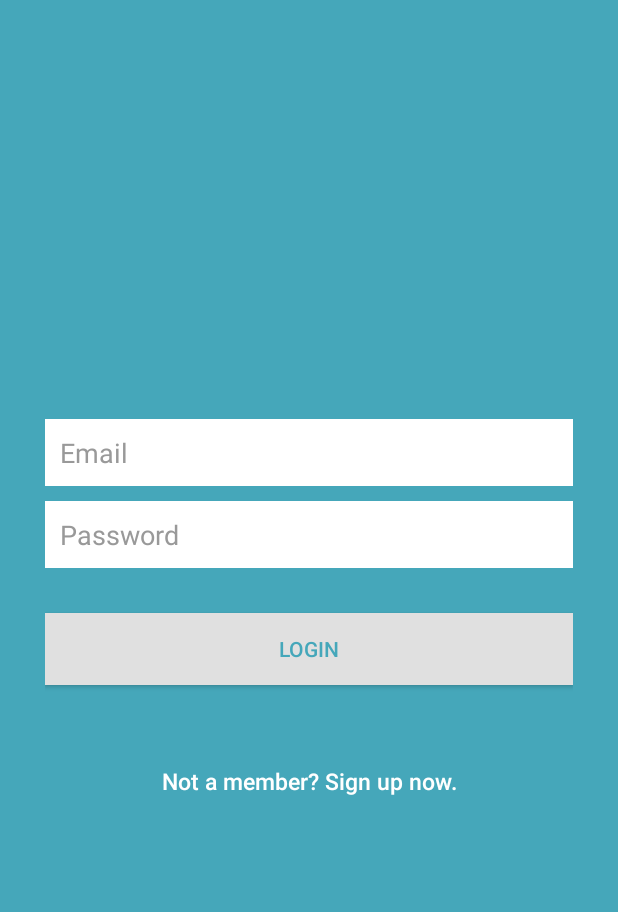
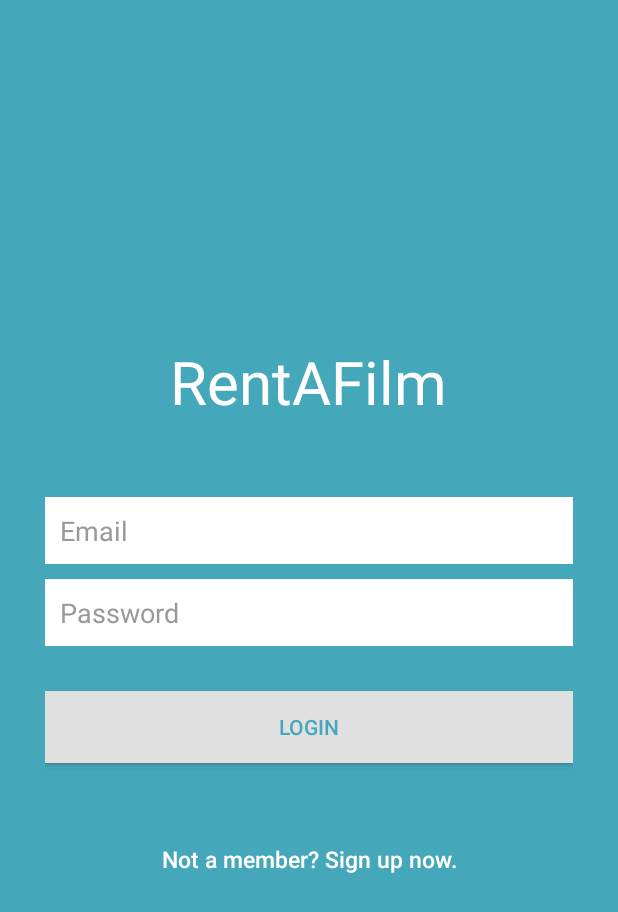
Before and after one commit to Kayvon95/RentAFilmProject, an Android app: the screen it shows after launch (MainActivity), on a phone screen of 412 x 824 dp. Shown: the top 912 px of the screen. Run offline under Robolectric (Android 15) with nearby library versions, the phone set to English and light mode, and no system bars; our stand-ins replace Volley.

Commit message:
android fix push

```diff
--- a/RentAFilmApplication/app/src/main/java/com/example/lars/rentafilmapplication/Service/VolleyRequestQueue.java
+++ b/RentAFilmApplication/app/src/main/java/com/example/lars/rentafilmapplication/Service/VolleyRequestQueue.java
@@ -15,7 +15,6 @@ import static android.icu.lang.UCharacter.GraphemeClusterBreak.T;
 /**
  * Created by Lars on 15-6-2017.
  */
-
 
 // De requestqueue klasse wordt gemaakt als singleton om te zorgen dat hij blijft runnen zolang de app open staat.
 // Wanneer je maar één maal de request hoeft te maken, kun je de requestqueue aanroepen waar je wil, en hem
--- a/RentAFilmApplication/app/src/main/res/layout/activity_main.xml
+++ b/RentAFilmApplication/app/src/main/res/layout/activity_main.xml
@@ -14,6 +14,15 @@
         android:orientation="vertical"
         android:paddingLeft="20dp"
         android:paddingRight="20dp" >
+
+        <TextView
+            android:layout_width="wrap_content"
+            android:layout_height="wrap_content"
+            android:text="@string/app_name"
+            android:layout_gravity="center"
+            android:textColor="@color/white"
+            android:textSize="40dp"
+            android:paddingBottom="50dp"/>
 
         <EditText
             android:id="@+id/email_login"
--- a/RentAFilmApplication/app/src/main/res/values/strings.xml
+++ b/RentAFilmApplication/app/src/main/res/values/strings.xml
@@ -1,5 +1,5 @@
 <resources>
-    <string name="app_name">RentAFilmApplication</string>
+    <string name="app_name">RentAFilm</string>
 
     <!--Login-->
     <string name="email_hint">Email</string>
```
Also changed, not shown: 6 other files.
